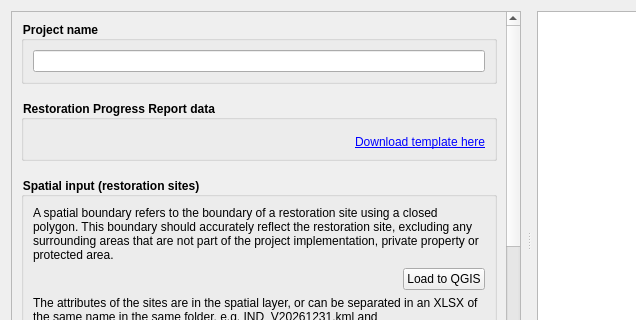
Above: LDMP/gui/DlgEcosystemReportingRestorationProgress.ui from ConservationInternational/trends.earth before the change; both pictures show x 0 to 636 and y 0 to 320 of the 958 by 507 pixel window. Below: the same form after it.
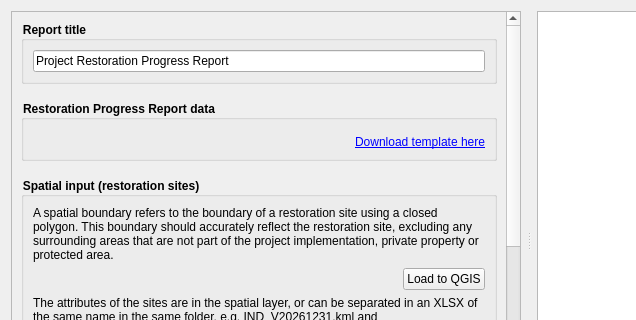
That is the form after the change. Custom widgets are drawn as their Qt base class.

Commit message: Update report template

Diff of the .ui file:
```diff
--- a/LDMP/gui/DlgEcosystemReportingRestorationProgress.ui
+++ b/LDMP/gui/DlgEcosystemReportingRestorationProgress.ui
@@ -57,13 +57,16 @@
            <string>Name of the project, the reporting scope of the report.</string>
           </property>
           <property name="title">
-           <string>Project name</string>
+           <string>Report title</string>
           </property>
           <layout class="QVBoxLayout" name="project_name_box_layout">
            <item>
             <widget class="QLineEdit" name="project_name">
              <property name="toolTip">
-              <string>Name of the project, the reporting scope of the report.</string>
+              <string>Title of the report, on its first page and its reporting scope.</string>
+             </property>
+             <property name="text">
+              <string>Project Restoration Progress Report</string>
              </property>
             </widget>
            </item>
```
Left out of the diff: 8 changed lines with no effect on the pictures. The commit also changes 4 other files.
